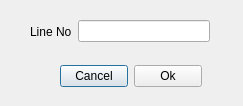
digitalbox94/BreizhEdit, file jumpto.ui: the form before one commit.
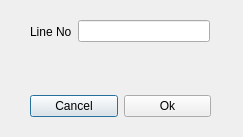
The form after the commit.

What changed in the file:
```diff
--- a/jumpto.ui
+++ b/jumpto.ui
@@ -7,13 +7,13 @@
     <x>0</x>
     <y>0</y>
     <width>243</width>
-    <height>106</height>
+    <height>137</height>
    </rect>
   </property>
   <property name="windowTitle">
    <string>Dialog</string>
   </property>
-  <widget class="QWidget" name="">
+  <widget class="QWidget" name="layoutWidget">
    <property name="geometry">
     <rect>
      <x>30</x>
@@ -35,12 +35,12 @@
     </item>
    </layout>
   </widget>
-  <widget class="QWidget" name="">
+  <widget class="QWidget" name="layoutWidget">
    <property name="geometry">
     <rect>
-     <x>60</x>
-     <y>60</y>
-     <width>142</width>
+     <x>30</x>
+     <y>90</y>
+     <width>181</width>
      <height>32</height>
     </rect>
    </property>
@@ -61,6 +61,25 @@
     </item>
    </layout>
   </widget>
+  <widget class="QWidget" name="horizontalLayoutWidget">
+   <property name="geometry">
+    <rect>
+     <x>30</x>
+     <y>50</y>
+     <width>181</width>
+     <height>21</height>
+    </rect>
+   </property>
+   <layout class="QHBoxLayout" name="horizontalLayout_3">
+    <item>
+     <widget class="QLabel" name="labelStatus">
+      <property name="text">
+       <string/>
+      </property>
+     </widget>
+    </item>
+   </layout>
+  </widget>
  </widget>
  <resources/>
  <connections/>
```
